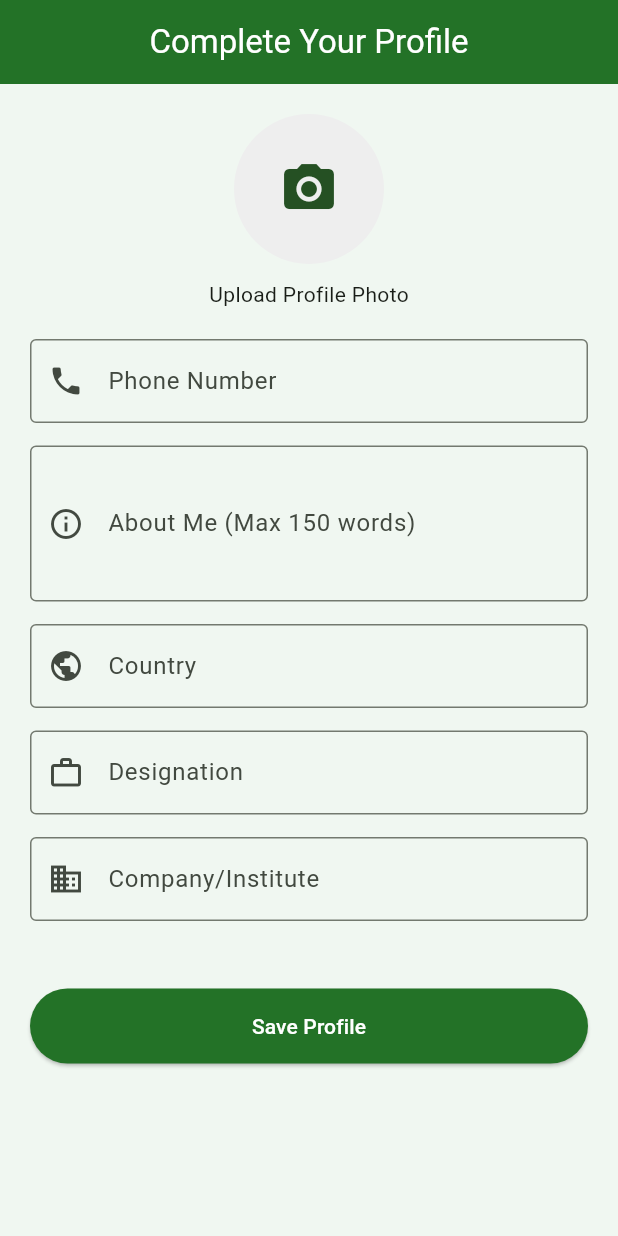
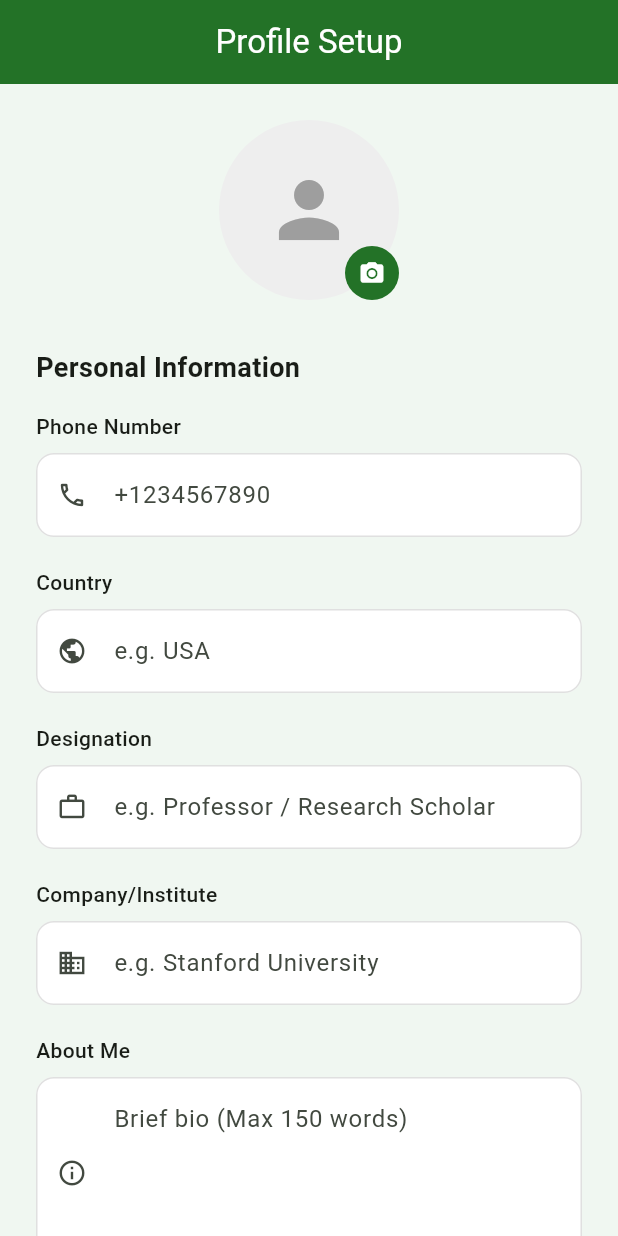
Before and after one commit to OystersKode/ConferenceApp, a Flutter app: the ProfileSetupScreen screen opened by its route, on a phone screen of 412 x 824 dp. Run offline on Flutter 3.47's test engine with Material 3 defaults, Android fonts, the phone set to English and light mode, and no system bars; our stand-ins replace cloud_firestore, firebase_auth, firebase_core, go_router, image_picker, qr_flutter; missing offline and left inert: cloudinary_public; accounts and stored records are empty.

Commit message:
Proper usable workflow

```diff
--- a/lib/main.dart
+++ b/lib/main.dart
@@ -28,11 +28,14 @@ class ICSmartConferenceApp extends StatelessWidget {
 
   @override
   Widget build(BuildContext context) {
+    // Access the AuthProvider from the context
+    final authProvider = Provider.of<AuthProvider>(context);
+
     return MaterialApp.router(
       title: 'IC-SMART 2026',
       theme: AppTheme.lightTheme,
       debugShowCheckedModeBanner: false,
-      routerConfig: AppRouter.router,
+      routerConfig: AppRouter.getRouter(authProvider),
     );
   }
 }
--- a/lib/providers/auth_provider.dart
+++ b/lib/providers/auth_provider.dart
@@ -7,10 +7,12 @@ class AuthProvider with ChangeNotifier {
   final AuthService _authService = AuthService();
   UserModel? _userModel;
   bool _isLoading = false;
+  bool _isInitialized = false;
   String? _error;
 
   UserModel? get userModel => _userModel;
   bool get isLoading => _isLoading;
+  bool get isInitialized => _isInitialized;
   String? get error => _error;
   bool get isAuthenticated => FirebaseAuth.instance.currentUser != null;
 
@@ -18,10 +20,16 @@ class AuthProvider with ChangeNotifier {
     _init();
   }
 
-  void _init() async {
+  Future<void> _init() async {
     if (isAuthenticated) {
       await refreshUserModel();
+      // Force logout if user is no longer approved or doesn't exist in DB
+      if (_userModel == null || _userModel!.status != 'approved') {
+        await logout();
+      }
     }
+    _isInitialized = true;
+    notifyListeners();
   }
 
   Future<void> refreshUserModel() async {
--- a/lib/routes/app_routes.dart
+++ b/lib/routes/app_routes.dart
@@ -1,7 +1,6 @@
 import 'package:flutter/material.dart';
 import 'package:go_router/go_router.dart';
 import 'package:firebase_auth/firebase_auth.dart' hide AuthProvider;
-import 'package:provider/provider.dart';
 import '../screens/auth/login_screen.dart';
 import '../screens/auth/signup_screen.dart';
 import '../features/dashboard/dashboard_screen.dart';
@@ -20,109 +19,82 @@ import '../screens/sponsors/sponsors_screen.dart';
 import '../screens/organisers/organisers_screen.dart';
 import '../screens/ppt_download/ppt_download_screen.dart';
 import '../screens/admin/admin_approval_screen.dart';
+import '../screens/splash_screen.dart';
 import '../providers/auth_provider.dart';
 
 class AppRouter {
-  static final router = GoRouter(
-    initialLocation: FirebaseAuth.instance.currentUser == null ? '/login' : '/',
+  static GoRouter getRouter(AuthProvider authProvider) {
+    return GoRouter(
+      initialLocation: '/splash',
+      refreshListenable: authProvider,
       redirect: (context, state) {
-      final authProvider = Provider.of<AuthProvider>(context, listen: false);
+        final bool initialized = authProvider.isInitialized;
         final bool loggedIn = authProvider.isAuthenticated;
-      final bool isLoggingIn = state.matchedLocation == '/login' || state.matchedLocation == '/signup';
+        final bool isAuthRoute = state.matchedLocation == '/login' || state.matchedLocation == '/signup';
+        final bool isSplash = state.matchedLocation == '/splash';
 
-      if (!loggedIn) {
-        return isLoggingIn ? null : '/login';
+        // 1. While the app is initializing (checking Firebase session), stay on Splash
+        if (!initialized) return '/splash';
+
+        // 2. If at Splash and initialized, decide where to go
+        if (isSplash) {
+          if (!loggedIn) return '/login';
+          // If logged in, we must check the profile before going to '/'
+          if (authProvider.userModel == null) return null; // Stay on splash until user model is fetched
+          if (!authProvider.userModel!.profileComplete) return '/profile-setup';
+          return '/';
         }
 
-      // If logged in but profile is not complete, redirect to profile setup
-      if (loggedIn &&
-          authProvider.userModel != null &&
-          !authProvider.userModel!.profileComplete &&
+        // 3. Not logged in -> Redirect to Login (unless already on an Auth route)
+        if (!loggedIn) {
+          return isAuthRoute ? null : '/login';
+        }
+
+        // 4. Logged in, but user data is still being fetched from Firestore
+        if (authProvider.userModel == null) {
+          // Stay on the current screen or show splash if we were at root
+          return state.matchedLocation == '/' ? '/splash' : null;
+        }
+
+        // 5. Force Profile Setup if incomplete
+        if (!authProvider.userModel!.profileComplete &&
             state.matchedLocation != '/profile-setup' &&
             state.matchedLocation != '/admin-approval') {
           return '/profile-setup';
         }
 
-      if (isLoggingIn) return '/';
+        // 6. If profile is complete, don't allow access to Auth or Setup screens
+        if (authProvider.userModel!.profileComplete &&
+            (isAuthRoute || state.matchedLocation == '/profile-setup')) {
+          return '/';
+        }
 
         return null;
       },
       routes: [
-      GoRoute(
-        path: '/login',
-        builder: (context, state) => const LoginScreen(),
-      ),
-      GoRoute(
-        path: '/signup',
-        builder: (context, state) => const SignUpScreen(),
-      ),
-      GoRoute(
-        path: '/profile-setup',
-        builder: (context, state) => const ProfileSetupScreen(),
-      ),
-      GoRoute(
-        path: '/admin-approval',
-        builder: (context, state) => const AdminApprovalScreen(),
-      ),
-      GoRoute(
-        path: '/',
-        builder: (context, state) => const DashboardScreen(),
-      ),
-      GoRoute(
-        path: '/schedule',
-        builder: (context, state) => const ScheduleScreen(),
-      ),
-      GoRoute(
-        path: '/committee',
-        builder: (context, state) => const CommitteesScreen(),
-      ),
-      GoRoute(
-        path: '/chat',
-        builder: (context, state) => const ChatListScreen(),
-      ),
-      GoRoute(
-        path: '/chat/:id',
-        builder: (context, state) => ChatScreen(
+        GoRoute(path: '/splash', builder: (context, state) => const SplashScreen()),
+        GoRoute(path: '/login', builder: (context, state) => const LoginScreen()),
+        GoRoute(path: '/signup', builder: (context, state) => const SignUpScreen()),
+        GoRoute(path: '/profile-setup', builder: (context, state) => const ProfileSetupScreen()),
+        GoRoute(path: '/admin-approval', builder: (context, state) => const AdminApprovalScreen()),
+        GoRoute(path: '/', builder: (context, state) => const DashboardScreen()),
+        GoRoute(path: '/schedule', builder: (context, state) => const ScheduleScreen()),
+        GoRoute(path: '/committee', builder: (context, state) => const CommitteesScreen()),
+        GoRoute(path: '/chat', builder: (context, state) => const ChatListScreen()),
+        GoRoute(path: '/chat/:id', builder: (context, state) => ChatScreen(
           chatId: state.pathParameters['id']!,
           chatName: state.extra as String? ?? 'Chat',
-        ),
-      ),
-      GoRoute(
-        path: '/support',
-        builder: (context, state) => const SupportScreen(),
-      ),
-      GoRoute(
-        path: '/feedback',
-        builder: (context, state) => const FeedbackScreen(),
-      ),
-      GoRoute(
-        path: '/profile',
-        builder: (context, state) => const ProfileScreen(),
-      ),
-      GoRoute(
-        path: '/digital-id',
-        builder: (context, state) => const DigitalIdScreen(),
-      ),
-      GoRoute(
-        path: '/speakers',
-        builder: (context, state) => const SpeakersScreen(),
-      ),
-      GoRoute(
-        path: '/presenters',
-        builder: (context, state) => const PresentersScreen(),
-      ),
-      GoRoute(
-        path: '/sponsors',
-        builder: (context, state) => const SponsorsScreen(),
-      ),
-      GoRoute(
-        path: '/organisers',
-        builder: (context, state) => const OrganisersScreen(),
-      ),
-      GoRoute(
-        path: '/ppt-download',
-        builder: (context, state) => const PPTDownloadScreen(),
-      ),
+        )),
+        GoRoute(path: '/support', builder: (context, state) => const SupportScreen()),
+        GoRoute(path: '/feedback', builder: (context, state) => const FeedbackScreen()),
+        GoRoute(path: '/profile', builder: (context, state) => const ProfileScreen()),
+        GoRoute(path: '/digital-id', builder: (context, state) => const DigitalIdScreen()),
+        GoRoute(path: '/speakers', builder: (context, state) => const SpeakersScreen()),
+        GoRoute(path: '/presenters', builder: (context, state) => const PresentersScreen()),
+        GoRoute(path: '/sponsors', builder: (context, state) => const SponsorsScreen()),
+        GoRoute(path: '/organisers', builder: (context, state) => const OrganisersScreen()),
+        GoRoute(path: '/ppt-download', builder: (context, state) => const PPTDownloadScreen()),
       ],
     );
   }
+}
--- a/lib/screens/profile/profile_setup_screen.dart
+++ b/lib/screens/profile/profile_setup_screen.dart
@@ -25,7 +25,7 @@ class _ProfileSetupScreenState extends State<ProfileSetupScreen> {
   final List<TextEditingController> _authorControllers = [TextEditingController()];
 
   File? _profileImage;
-  bool _isUploading = false;
+  bool _isSaving = false;
   final CloudinaryService _cloudinaryService = CloudinaryService();
 
   @override
@@ -43,7 +43,7 @@ class _ProfileSetupScreenState extends State<ProfileSetupScreen> {
 
   Future<void> _pickImage() async {
     final ImagePicker picker = ImagePicker();
-    final XFile? image = await picker.pickImage(source: ImageSource.gallery);
+    final XFile? image = await picker.pickImage(source: ImageSource.gallery, imageQuality: 70);
     if (image != null) {
       setState(() {
         _profileImage = File(image.path);
@@ -51,17 +51,23 @@ class _ProfileSetupScreenState extends State<ProfileSetupScreen> {
     }
   }
 
+  int _getWordCount(String text) {
+    if (text.trim().isEmpty) return 0;
+    return text.trim().split(RegExp(r'\s+')).length;
+  }
+
   Future<void> _saveProfile() async {
     if (!_formKey.currentState!.validate()) return;
 
-    setState(() => _isUploading = true);
+    setState(() => _isSaving = true);
     final authProvider = Provider.of<AuthProvider>(context, listen: false);
     final user = authProvider.userModel!;
 
     try {
       String? imageUrl = user.profilePhoto;
       if (_profileImage != null) {
-        imageUrl = await _cloudinaryService.uploadProfilePhoto(_profileImage!, user.uid) ?? '';
+        // Note: If Cloudinary credentials are not set, this will return null
+        imageUrl = await _cloudinaryService.uploadProfilePhoto(_profileImage!, user.uid) ?? user.profilePhoto;
       }
 
       final profileData = {
@@ -92,73 +98,157 @@ class _ProfileSetupScreenState extends State<ProfileSetupScreen> {
         );
       }
     } finally {
-      if (mounted) setState(() => _isUploading = false);
+      if (mounted) setState(() => _isSaving = false);
     }
   }
 
   @override
   Widget build(BuildContext context) {
-    final user = Provider.of<AuthProvider>(context).userModel;
-    if (user == null) return const Scaffold(body: Center(child: CircularProgressIndicator()));
+    final authProvider = Provider.of<AuthProvider>(context);
+    final user = authProvider.userModel;
+
+    if (user == null) {
+      return const Scaffold(body: Center(child: CircularProgressIndicator()));
+    }
 
     return Scaffold(
       appBar: AppBar(
-        title: const Text('Complete Your Profile'),
+        title: const Text('Profile Setup'),
         backgroundColor: AppColors.primary,
         foregroundColor: Colors.white,
+        centerTitle: true,
       ),
       body: SingleChildScrollView(
-        padding: const EdgeInsets.all(20),
+        padding: const EdgeInsets.all(24.0),
         child: Form(
           key: _formKey,
           child: Column(
+            crossAxisAlignment: CrossAxisAlignment.start,
             children: [
-              GestureDetector(
-                onTap: _pickImage,
+              // Profile Photo
+              Center(
+                child: Stack(
+                  children: [
+                    CircleAvatar(
+                      radius: 60,
+                      backgroundColor: Colors.grey[200],
+                      backgroundImage: _profileImage != null
+                          ? FileImage(_profileImage!)
+                          : (user.profilePhoto.isNotEmpty ? NetworkImage(user.profilePhoto) : null) as ImageProvider?,
+                      child: _profileImage == null && user.profilePhoto.isEmpty
+                          ? const Icon(Icons.person, size: 60, color: Colors.grey)
+                          : null,
+                    ),
+                    Positioned(
+                      bottom: 0,
+                      right: 0,
                       child: CircleAvatar(
-                  radius: 50,
-                  backgroundColor: Colors.grey[200],
-                  backgroundImage: _profileImage != null ? FileImage(_profileImage!) : null,
-                  child: _profileImage == null ? const Icon(Icons.camera_alt, size: 40) : null,
+                        backgroundColor: AppColors.primary,
+                        radius: 18,
+                        child: IconButton(
+                          icon: const Icon(Icons.camera_alt, size: 18, color: Colors.white),
+                          onPressed: _pickImage,
                         ),
                       ),
-              const SizedBox(height: 10),
-              const Text('Upload Profile Photo'),
-              const SizedBox(height: 20),
-              _buildTextField(_phoneController, 'Phone Number', Icons.phone, keyboardType: TextInputType.phone),
-              _buildTextField(_aboutController, 'About Me (Max 150 words)', Icons.info_outline, maxLines: 3),
-              _buildTextField(_countryController, 'Country', Icons.public),
-              _buildTextField(_designationController, 'Designation', Icons.work_outline),
-              _buildTextField(_organizationController, 'Company/Institute', Icons.business),
+                    ),
+                  ],
+                ),
+              ),
+              const SizedBox(height: 32),
+
+              const Text('Personal Information', style: TextStyle(fontSize: 18, fontWeight: FontWeight.bold)),
+              const SizedBox(height: 16),
+
+              _buildTextField(
+                controller: _phoneController,
+                label: 'Phone Number',
+                hint: '+1234567890',
+                icon: Icons.phone_outlined,
+                keyboardType: TextInputType.phone,
+              ),
+
+              _buildTextField(
+                controller: _countryController,
+                label: 'Country',
+                hint: 'e.g. USA',
+                icon: Icons.public_outlined,
+              ),
+
+              _buildTextField(
+                controller: _designationController,
+                label: 'Designation',
+                hint: 'e.g. Professor / Research Scholar',
+                icon: Icons.work_outline,
+              ),
+
+              _buildTextField(
+                controller: _organizationController,
+                label: 'Company/Institute',
+                hint: 'e.g. Stanford University',
+                icon: Icons.business_outlined,
+              ),
+
+              _buildTextField(
+                controller: _aboutController,
+                label: 'About Me',
+                hint: 'Brief bio (Max 150 words)',
+                icon: Icons.info_outline,
+                maxLines: 4,
+                validator: (value) {
+                  if (value == null || value.isEmpty) return 'Please tell us about yourself';
+                  if (_getWordCount(value) > 150) return 'About Me must be max 150 words';
+                  return null;
+                },
+              ),
 
               if (user.role == 'presenter') ...[
-                const Divider(height: 40),
-                const Align(
-                  alignment: Alignment.centerLeft,
-                  child: Text('Paper Title', style: TextStyle(fontWeight: FontWeight.bold)),
-                ),
+                const SizedBox(height: 32),
+                const Text('Paper Details', style: TextStyle(fontSize: 18, fontWeight: FontWeight.bold)),
+                const SizedBox(height: 16),
+
+                // Paper Title (Read-only)
+                Column(
+                  crossAxisAlignment: CrossAxisAlignment.start,
+                  children: [
+                    const Text('Paper Title', style: TextStyle(fontWeight: FontWeight.w500, fontSize: 14)),
                     const SizedBox(height: 8),
                     Container(
                       width: double.infinity,
-                  padding: const EdgeInsets.all(12),
+                      padding: const EdgeInsets.all(16),
                       decoration: BoxDecoration(
                         color: Colors.grey[100],
-                    borderRadius: BorderRadius.circular(8),
+                        borderRadius: BorderRadius.circular(12),
+                        border: Border.all(color: Colors.grey[300]!),
                       ),
-                  child: Text(user.paperTitle ?? 'No paper title provided'),
+                      child: Text(
+                        user.paperTitle ?? 'N/A',
+                        style: const TextStyle(color: Colors.black87),
                       ),
-                const SizedBox(height: 20),
-                const Align(
-                  alignment: Alignment.centerLeft,
-                  child: Text('Corresponding Authors', style: TextStyle(fontWeight: FontWeight.bold)),
                     ),
+                  ],
+                ),
+                const SizedBox(height: 24),
+
+                // Corresponding Authors
+                const Text('Corresponding Authors', style: TextStyle(fontWeight: FontWeight.w500, fontSize: 14)),
+                const SizedBox(height: 8),
                 ..._authorControllers.asMap().entries.map((entry) {
                   return Padding(
-                    padding: const EdgeInsets.only(top: 8.0),
+                    padding: const EdgeInsets.only(bottom: 12.0),
                     child: Row(
                       children: [
-                        Expanded(child: _buildTextField(entry.value, 'Author Name', Icons.person_add_alt)),
-                        if (entry.key > 0)
+                        Expanded(
+                          child: TextFormField(
+                            controller: entry.value,
+                            decoration: InputDecoration(
+                              hintText: 'Author Name',
+                              filled: true,
+                              fillColor: Colors.white,
+                              border: OutlineInputBorder(borderRadius: BorderRadius.circular(12)),
+                            ),
+                          ),
+                        ),
+                        if (_authorControllers.length > 1)
                           IconButton(
                             icon: const Icon(Icons.remove_circle_outline, color: Colors.red),
                             onPressed: () => setState(() => _authorControllers.removeAt(entry.key)),
@@ -170,20 +260,28 @@ class _ProfileSetupScreenState extends State<ProfileSetupScreen> {
                 TextButton.icon(
                   onPressed: () => setState(() => _authorControllers.add(TextEditingController())),
                   icon: const Icon(Icons.add),
-                  label: const Text('Add Another Author'),
+                  label: const Text('Add Corresponding Author'),
                 ),
               ],
 
-              const SizedBox(height: 30),
+              const SizedBox(height: 40),
+
               SizedBox(
                 width: double.infinity,
-                height: 50,
+                height: 56,
                 child: ElevatedButton(
-                  onPressed: _isUploading ? null : _saveProfile,
-                  style: ElevatedButton.styleFrom(backgroundColor: AppColors.primary, foregroundColor: Colors.white),
-                  child: _isUploading ? const CircularProgressIndicator(color: Colors.white) : const Text('Save Profile'),
+                  onPressed: _isSaving ? null : _saveProfile,
+                  style: ElevatedButton.styleFrom(
+                    backgroundColor: AppColors.primary,
+                    foregroundColor: Colors.white,
+                    shape: RoundedRectangleBorder(borderRadius: BorderRadius.circular(15)),
+                  ),
+                  child: _isSaving
+                      ? const CircularProgressIndicator(color: Colors.white)
+                      : const Text('Complete Profile', style: TextStyle(fontSize: 18, fontWeight: FontWeight.bold)),
                 ),
               ),
+              const SizedBox(height: 32),
             ],
           ),
         ),
@@ -191,19 +289,43 @@ class _ProfileSetupScreenState extends State<ProfileSetupScreen> {
     );
   }
 
-  Widget _buildTextField(TextEditingController controller, String label, IconData icon, {TextInputType? keyboardType, int maxLines = 1}) {
+  Widget _buildTextField({
+    required TextEditingController controller,
+    required String label,
+    required String hint,
+    required IconData icon,
+    TextInputType? keyboardType,
+    int maxLines = 1,
+    String? Function(String?)? validator,
+  }) {
     return Padding(
-      padding: const EdgeInsets.only(bottom: 15),
-      child: TextFormField(
+      padding: const EdgeInsets.only(bottom: 20.0),
+      child: Column(
+        crossAxisAlignment: CrossAxisAlignment.start,
+        children: [
+          Text(label, style: const TextStyle(fontWeight: FontWeight.w500, fontSize: 14)),
+          const SizedBox(height: 8),
+          TextFormField(
             controller: controller,
             keyboardType: keyboardType,
             maxLines: maxLines,
+            validator: validator ?? (value) => value == null || value.isEmpty ? 'This field is required' : null,
             decoration: InputDecoration(
-          labelText: label,
-          prefixIcon: Icon(icon),
-          border: const OutlineInputBorder(),
+              hintText: hint,
+              prefixIcon: Icon(icon, size: 20),
+              filled: true,
+              fillColor: Colors.white,
+              border: OutlineInputBorder(
+                borderRadius: BorderRadius.circular(12),
+                borderSide: BorderSide(color: Colors.grey[300]!),
               ),
-        validator: (value) => value == null || value.isEmpty ? 'This field is required' : null,
+              enabledBorder: OutlineInputBorder(
+                borderRadius: BorderRadius.circular(12),
+                borderSide: BorderSide(color: Colors.grey[300]!),
+              ),
+            ),
+          ),
+        ],
       ),
     );
   }
```
Also changed, not shown: lib/screens/splash_screen.dart (added, +31 -0 lines). Lines whose indentation alone changed are shown as unchanged.
